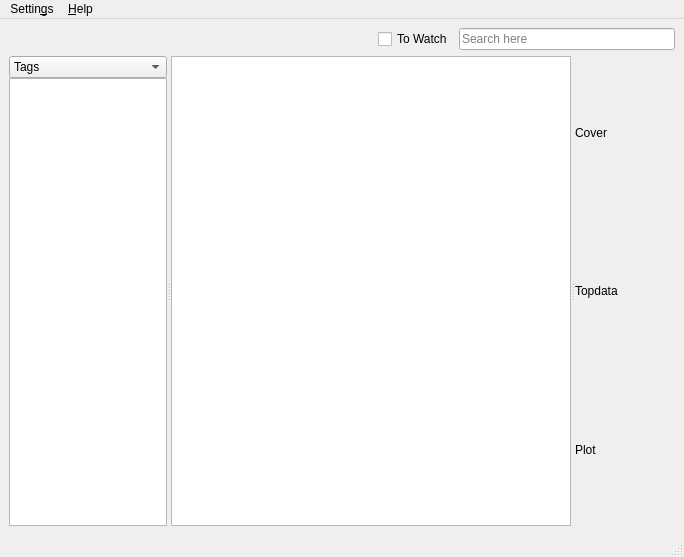
Qt form src/MainWindow.ui (ochurlaud/macaw-movies) before a commit.
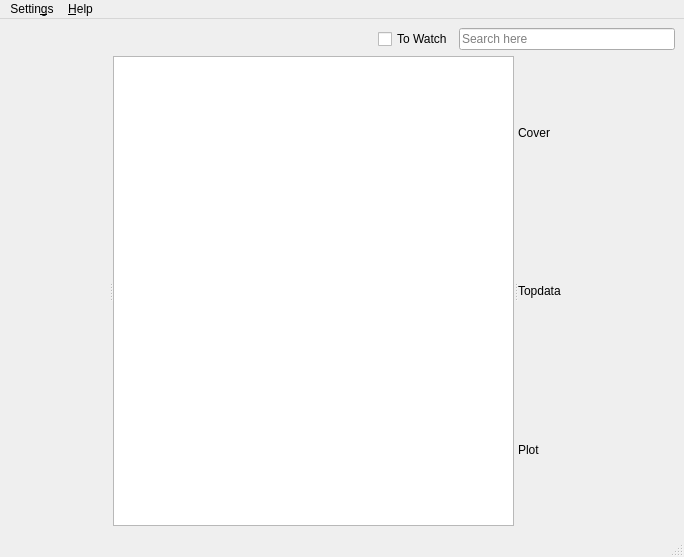
The same form after that commit. Icons and pictures are not drawn.

Commit message: LeftPannel is now outside of MainWindow

```diff
--- a/src/MainWindow.ui
+++ b/src/MainWindow.ui
@@ -125,8 +125,8 @@
          </property>
          <property name="maximumSize">
           <size>
-           <width>300</width>
-           <height>16777215</height>
+           <width>0</width>
+           <height>0</height>
           </size>
          </property>
          <property name="baseSize">
@@ -141,107 +141,6 @@
          <property name="opaqueResize">
           <bool>true</bool>
          </property>
-         <widget class="QWidget" name="leftPannelWidget" native="true">
-          <property name="minimumSize">
-           <size>
-            <width>100</width>
-            <height>0</height>
-           </size>
-          </property>
-          <property name="maximumSize">
-           <size>
-            <width>300</width>
-            <height>16777215</height>
-           </size>
-          </property>
-          <layout class="QVBoxLayout" name="verticalLayout_2">
-           <property name="spacing">
-            <number>0</number>
-           </property>
-           <property name="sizeConstraint">
-            <enum>QLayout::SetDefaultConstraint</enum>
-           </property>
-           <property name="leftMargin">
-            <number>0</number>
-           </property>
-           <property name="topMargin">
-            <number>0</number>
-           </property>
-           <property name="rightMargin">
-            <number>0</number>
-           </property>
-           <property name="bottomMargin">
-            <number>0</number>
-           </property>
-           <item>
-            <widget class="QComboBox" name="leftPannelBox">
-             <property name="currentText">
-              <string>Directors</string>
-             </property>
-             <item>
-              <property name="text">
-               <string>Tags</string>
-              </property>
-             </item>
-             <item>
-              <property name="text">
-               <string>Directors</string>
-              </property>
-             </item>
-             <item>
-              <property name="text">
-               <string>Producers</string>
-              </property>
-             </item>
-             <item>
-              <property name="text">
-               <string>Actors</string>
-              </property>
-             </item>
-            </widget>
-           </item>
-           <item>
-            <widget class="QListWidget" name="leftPannel">
-             <property name="sizePolicy">
-              <sizepolicy hsizetype="Preferred" vsizetype="Expanding">
-               <horstretch>0</horstretch>
-               <verstretch>0</verstretch>
-              </sizepolicy>
-             </property>
-             <property name="minimumSize">
-              <size>
-               <width>100</width>
-               <height>0</height>
-              </size>
-             </property>
-             <property name="maximumSize">
-              <size>
-               <width>16777215</width>
-               <height>16777215</height>
-              </size>
-             </property>
-             <property name="baseSize">
-              <size>
-               <width>0</width>
-               <height>0</height>
-              </size>
-             </property>
-             <property name="contextMenuPolicy">
-              <enum>Qt::CustomContextMenu</enum>
-             </property>
-             <property name="frameShape">
-              <enum>QFrame::StyledPanel</enum>
-             </property>
-             <property name="editTriggers">
-              <set>QAbstractItemView::EditKeyPressed</set>
-             </property>
-             <property name="wordWrap">
-              <bool>true</bool>
-             </property>
-            </widget>
-           </item>
-          </layout>
-         </widget>
         </widget>
         <widget class="QTableWidget" name="mainPannel">
          <property name="sizePolicy">
```
Left out of the diff: 21 changed lines with no effect on the pictures. The commit also changes 10 other files.
